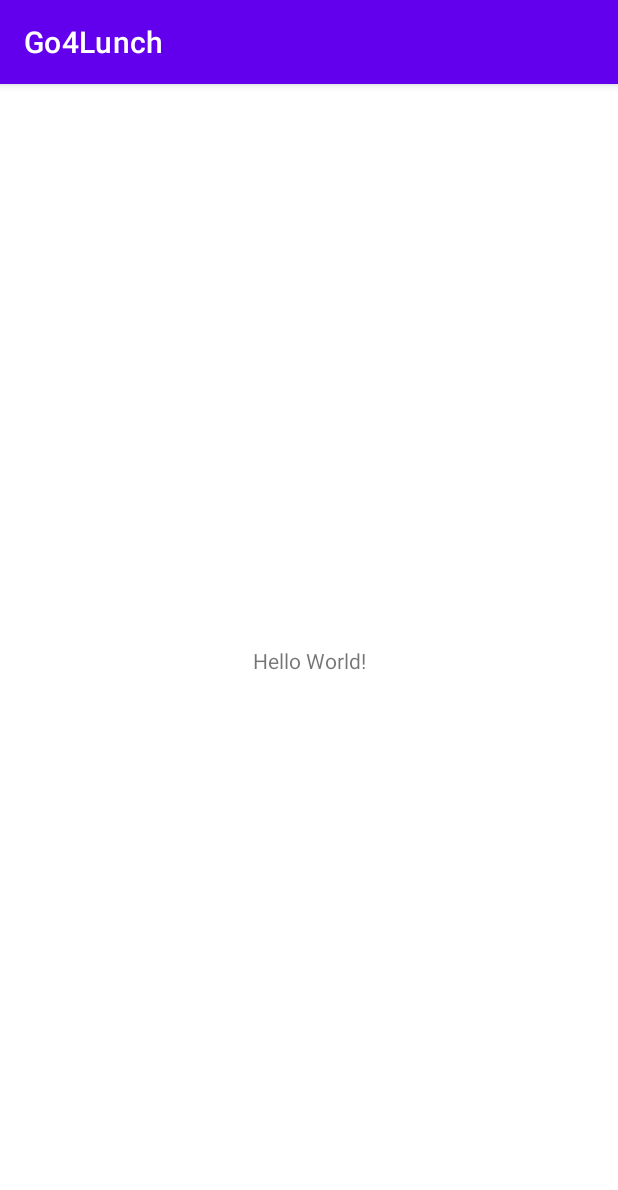
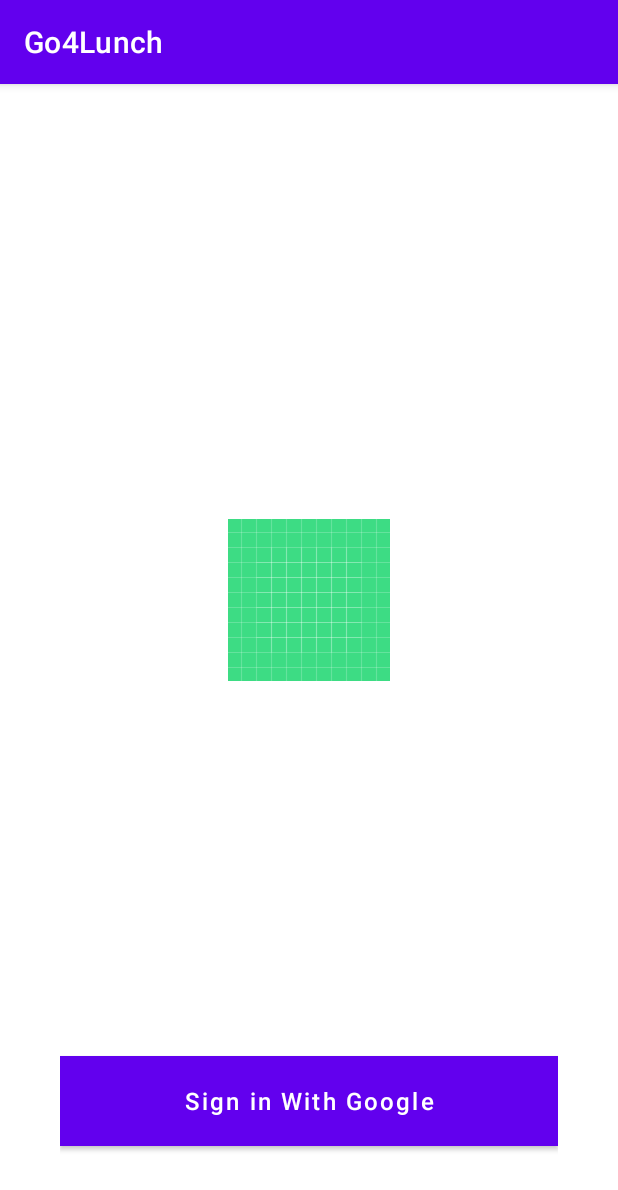
Before and after one commit to zood234/Go4Lunch, an Android app: the screen it shows after launch (MainActivity before the commit, SignInActivity after it), on a phone screen of 412 x 824 dp. Shown: the top 1190 px of the screen. Run offline under Robolectric (Android 15) with nearby library versions, the phone set to English and light mode, and no system bars; our stand-ins replace Firebase (no records; nobody signed in at launch, a user with empty details on screens opened directly).

Commit message:
Google Authentication

```diff
--- a/app/src/main/AndroidManifest.xml
+++ b/app/src/main/AndroidManifest.xml
@@ -1,6 +1,7 @@
 <?xml version="1.0" encoding="utf-8"?>
 <manifest xmlns:android="http://schemas.android.com/apk/res/android"
     package="com.example.go4lunch">
+    <uses-permission android:name="android.permission.INTERNET"/>
 
     <application
         android:allowBackup="true"
@@ -9,6 +10,9 @@
         android:roundIcon="@mipmap/ic_launcher_round"
         android:supportsRtl="true"
         android:theme="@style/Theme.Go4Lunch">
+        <activity android:name=".SignInActivity" />
+        <activity android:name=".DashboardActivity"/>
+
         <activity
             android:name=".MainActivity"
             android:exported="true">
--- a/app/src/main/java/com/example/go4lunch/MainActivity.kt
+++ b/app/src/main/java/com/example/go4lunch/MainActivity.kt
@@ -1,11 +1,36 @@
 package com.example.go4lunch
 
+import android.content.Intent
 import androidx.appcompat.app.AppCompatActivity
 import android.os.Bundle
+import android.os.Handler
+import com.google.firebase.auth.FirebaseAuth
+
 
 class MainActivity : AppCompatActivity() {
+
+    private lateinit var mAuth: FirebaseAuth
+
     override fun onCreate(savedInstanceState: Bundle?) {
         super.onCreate(savedInstanceState)
         setContentView(R.layout.activity_main)
+
+        mAuth = FirebaseAuth.getInstance()
+        val user = mAuth.currentUser
+
+        /**If user is not authenticated, send him to SignInActivity to authenticate first.
+         * Else send him to DashboardActivity*/
+        Handler().postDelayed({
+            if(user != null){
+                val dashboardIntent = Intent(this, DashboardActivity::class.java)
+                startActivity(dashboardIntent)
+                finish()
+            }else{
+                val signInIntent = Intent(this, SignInActivity::class.java)
+                startActivity(signInIntent)
+                finish()
+            }
+        }, 2000)
+
     }
 }
--- /dev/null
+++ b/app/src/main/java/com/example/go4lunch/SignInActivity.kt
@@ -0,0 +1,99 @@
+package com.example.go4lunch
+
+import android.content.Intent
+import androidx.appcompat.app.AppCompatActivity
+import android.os.Bundle
+import android.util.Log
+import android.widget.Button
+import com.example.go4lunch.R
+import com.google.android.gms.auth.api.signin.GoogleSignIn
+import com.google.android.gms.auth.api.signin.GoogleSignInClient
+import com.google.android.gms.auth.api.signin.GoogleSignInOptions
+import com.google.android.gms.common.api.ApiException
+import com.google.firebase.auth.FirebaseAuth
+import com.google.firebase.auth.GoogleAuthProvider
+
+class SignInActivity : AppCompatActivity() {
+
+    companion object {
+        private const val RC_SIGN_IN = 120
+    }
+
+    private lateinit var mAuth: FirebaseAuth
+    private lateinit var googleSignInClient: GoogleSignInClient
+
+    override fun onCreate(savedInstanceState: Bundle?) {
+        super.onCreate(savedInstanceState)
+        setContentView(R.layout.activity_sign_in)
+
+        // Configure Google Sign In
+        println("THIS LINE")
+        val gso = GoogleSignInOptions.Builder(GoogleSignInOptions.DEFAULT_SIGN_IN)
+            .requestIdToken("456865060685-24o3ftvi205am9suk0p9jdahr19ho7vt.apps.googleusercontent.com")
+            .requestEmail()
+            .build()
+        googleSignInClient = GoogleSignIn.getClient(this, gso)
+        println("THIS LINE2")
+
+        //Firebase Auth instance
+        mAuth = FirebaseAuth.getInstance()
+
+
+        val signInBtn = findViewById<Button>(R.id.sign_in_btn)
+        println("THIS LINE3")
+
+        signInBtn.setOnClickListener {
+            signIn()
+        }
+    }
+
+    private fun signIn() {
+        println("THIS LINE4")
+
+        val signInIntent = googleSignInClient.signInIntent
+        startActivityForResult(signInIntent, RC_SIGN_IN)
+        println("THIS LINE5")
+
+    }
+
+    override fun onActivityResult(requestCode: Int, resultCode: Int, data: Intent?) {
+        super.onActivityResult(requestCode, resultCode, data)
+
+        // Result returned from launching the Intent from GoogleSignInApi.getSignInIntent(...);
+        if (requestCode == RC_SIGN_IN) {
+            val task = GoogleSignIn.getSignedInAccountFromIntent(data)
+            val exception = task.exception
+            if (task.isSuccessful) {
+                try {
+                    // Google Sign In was successful, authenticate with Firebase
+                    val account = task.getResult(ApiException::class.java)!!
+                    Log.d("SignInActivity", "firebaseAuthWithGoogle:" + account.id)
+                    firebaseAuthWithGoogle(account.idToken!!)
+                } catch (e: ApiException) {
+                    // Google Sign In failed, update UI appropriately
+                    Log.w("SignInActivity", "Google sign in failed", e)
+                }
+            } else {
+                Log.w("SignInActivity", exception.toString())
+            }
+        }
+    }
+
+    private fun firebaseAuthWithGoogle(idToken: String) {
+        val credential = GoogleAuthProvider.getCredential(idToken, null)
+        mAuth.signInWithCredential(credential)
+            .addOnCompleteListener(this) { task ->
+                if (task.isSuccessful) {
+                    // Sign in success, update UI with the signed-in user's information
+                    Log.d("SignInActivity", "signInWithCredential:success")
+                    val intent = Intent(this, DashboardActivity::class.java)
+                    startActivity(intent)
+                    finish()
+                } else {
+                    // If sign in fails, display a message to the user.
+                    Log.d("SignInActivity", "signInWithCredential:failure")
+                }
+            }
+    }
+
+}
--- a/app/src/main/res/layout/activity_main.xml
+++ b/app/src/main/res/layout/activity_main.xml
@@ -4,15 +4,17 @@
     xmlns:tools="http://schemas.android.com/tools"
     android:layout_width="match_parent"
     android:layout_height="match_parent"
-    tools:context=".MainActivity">
+    tools:context=".MainActivity"
+>
 
-    <TextView
-        android:layout_width="wrap_content"
-        android:layout_height="wrap_content"
-        android:text="Hello World!"
+    <ImageView
+        android:id="@+id/main_imageView"
+        android:layout_width="100dp"
+        android:layout_height="100dp"
         app:layout_constraintBottom_toBottomOf="parent"
-        app:layout_constraintLeft_toLeftOf="parent"
-        app:layout_constraintRight_toRightOf="parent"
-        app:layout_constraintTop_toTopOf="parent" />
+        app:layout_constraintEnd_toEndOf="parent"
+        app:layout_constraintStart_toStartOf="parent"
+        app:layout_constraintTop_toTopOf="parent"
+/>
 
 </androidx.constraintlayout.widget.ConstraintLayout>
--- /dev/null
+++ b/app/src/main/res/layout/activity_sign_in.xml
@@ -0,0 +1,37 @@
+<?xml version="1.0" encoding="utf-8"?>
+<androidx.constraintlayout.widget.ConstraintLayout xmlns:android="http://schemas.android.com/apk/res/android"
+    xmlns:app="http://schemas.android.com/apk/res-auto"
+    xmlns:tools="http://schemas.android.com/tools"
+    android:id="@+id/sign_in_layout"
+    android:layout_width="match_parent"
+    android:layout_height="match_parent"
+    android:padding="40dp"
+    tools:context=".SignInActivity">
+
+    <ImageView
+        android:id="@+id/welcome_imageView"
+        android:layout_width="wrap_content"
+        android:layout_height="wrap_content"
+        android:layout_marginTop="250dp"
+        app:layout_constraintEnd_toEndOf="parent"
+        app:layout_constraintStart_toStartOf="parent"
+        app:layout_constraintTop_toTopOf="parent"
+        app:srcCompat="@drawable/ic_launcher_background" />
+
+    <Button
+        android:id="@+id/sign_in_btn"
+        android:layout_width="match_parent"
+        android:layout_height="60dp"
+        android:layout_marginBottom="20dp"
+        android:background="#fff"
+        android:paddingStart="40dp"
+        android:paddingEnd="40dp"
+        android:text="@string/sign_in_with_google"
+        android:textAllCaps="false"
+        android:textSize="16sp"
+        app:layout_constraintBottom_toBottomOf="parent"
+        app:layout_constraintEnd_toEndOf="parent"
+        app:layout_constraintHorizontal_bias="0.498"
+        app:layout_constraintStart_toStartOf="parent" />
+
+</androidx.constraintlayout.widget.ConstraintLayout>
--- a/app/src/main/res/values/strings.xml
+++ b/app/src/main/res/values/strings.xml
@@ -1,3 +1,9 @@
 <resources>
     <string name="app_name">Go4Lunch</string>
+    <string name="sign_in_with_google">Sign in With Google</string>
+    <string name="example">Example</string>
+    <string name="id">ID</string>
+    <string name="name">Name</string>
+    <string name="email_address">Email address</string>
+    <string name="sign_out">Sign out</string>
 </resources>
--- a/build.gradle
+++ b/build.gradle
@@ -8,8 +8,8 @@ buildscript {
         classpath "com.android.tools.build:gradle:7.0.3"
         classpath "org.jetbrains.kotlin:kotlin-gradle-plugin:1.5.31"
         classpath 'com.google.gms:google-services:4.3.10'
-        // NOTE: Do not place your application dependencies here; they belong
-        // in the individual module build.gradle files
+
+
     }
 }
 
```
Also changed, not shown: app/build.gradle (+27 -2 lines), app/src/main/java/com/example/go4lunch/DashboardActivity.kt (added, +51 -0 lines), app/src/main/res/layout/activity_dashboard.xml (added, +93 -0 lines), 1 other file.
